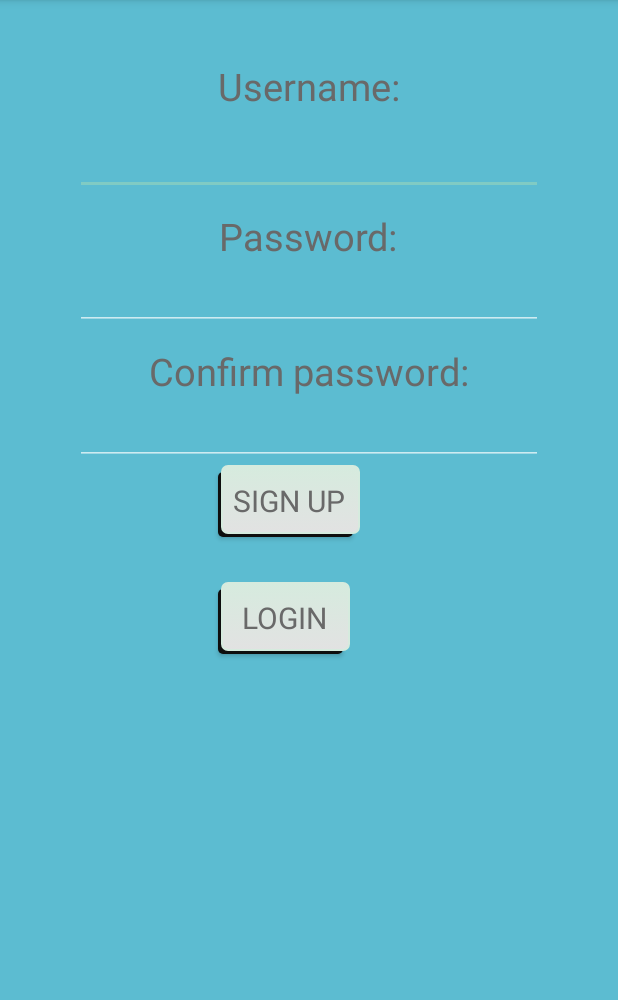
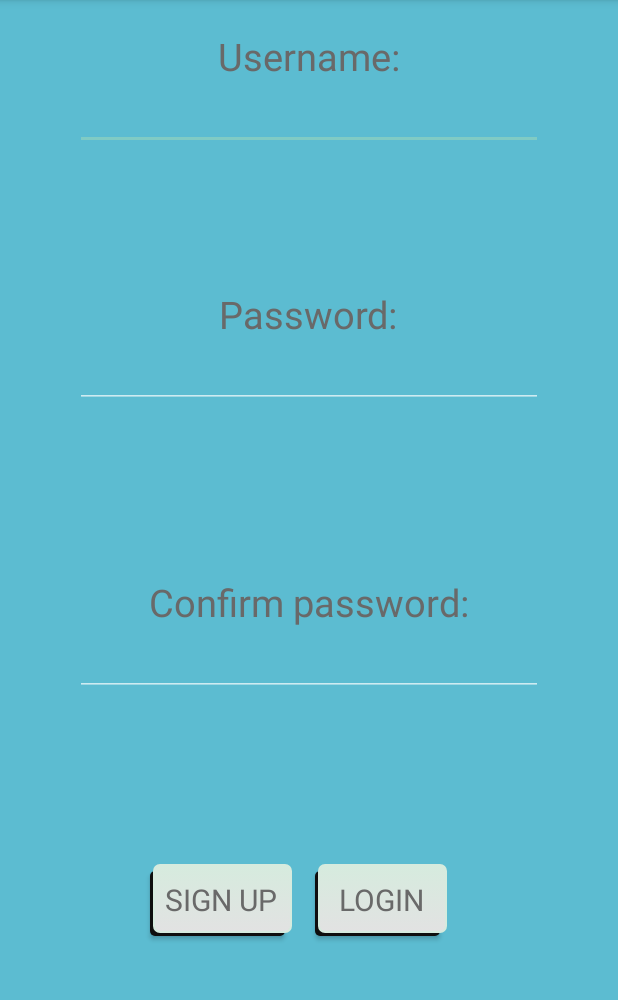
Before and after one commit to speaknomadic/Cephalopod-for-Android, an Android app: the screen it shows after launch (SignUpActivity), on a phone screen of 412 x 824 dp, the part 84-1084 px from its top. Run offline under Robolectric (Android 15) with nearby library versions, the phone set to English and light mode, and no system bars.

Commit message:
xml stuff

```diff
--- a/CephalopodforAndroid/build.gradle
+++ b/CephalopodforAndroid/build.gradle
@@ -1,5 +1,4 @@
 apply plugin: 'com.android.application'
-
 android {
     compileSdkVersion 25
     buildToolsVersion "25.0.2"
@@ -17,3 +16,7 @@ android {
         }
     }
 }
+
+dependencies {
+    compile 'com.android.support:appcompat-v7:25.2.0'
+}
--- a/CephalopodforAndroid/src/main/java/cephalopod/board/game/SignUpActivity.java
+++ b/CephalopodforAndroid/src/main/java/cephalopod/board/game/SignUpActivity.java
@@ -30,19 +30,19 @@ public class SignUpActivity extends AppCompatActivity {
         setContentView(R.layout.activity_sign_up);
 
         dbhelper = new DbAdapter(this);
-        usernameInsert = (EditText)findViewById(R.id.username_insert);
-        passInsert = (EditText)findViewById(R.id.password_insert);
-        confirmPassInsert = (EditText)findViewById(R.id.confirmpass_insert);
-        signUp = (Button)findViewById(R.id.registration_button);
-        logIn = (Button)findViewById(R.id.loggin_button) ;
+        usernameInsert = (EditText)findViewById(R.id.signupusername_insert);
+        passInsert = (EditText)findViewById(R.id.signuppassword_insert);
+        confirmPassInsert = (EditText)findViewById(R.id.signupconfirmpass_insert);
+        signUp = (Button)findViewById(R.id.signupregistration_button);
+        logIn = (Button)findViewById(R.id.signuploggin_button) ;
         View.OnClickListener listener = new View.OnClickListener() {
             @Override
             public void onClick(View v) {
                 switch (v.getId()){
-                    case R.id.registration_button:
+                    case R.id.signupregistration_button:
                         addUser();
                         break;
-                    case R.id.loggin_button:
+                    case R.id.signuploggin_button:
                         startActivity(new Intent(SignUpActivity.this,LoginActivity.class));
                         break;
                     default:
--- a/CephalopodforAndroid/src/main/res/layout/activity_game.xml
+++ b/CephalopodforAndroid/src/main/res/layout/activity_game.xml
@@ -1,7 +1,7 @@
 <RelativeLayout xmlns:android="http://schemas.android.com/apk/res/android"
     android:layout_width="match_parent"
     android:layout_height="match_parent"
-    android:background="#5b655b">
+    android:background="@color/blue">
 
     <ImageView
         android:id="@+id/cell00"
--- a/CephalopodforAndroid/src/main/res/layout/activity_sign_up.xml
+++ b/CephalopodforAndroid/src/main/res/layout/activity_sign_up.xml
@@ -8,12 +8,17 @@
     android:background="@color/blue"
     tools:context="cephalopod.board.game.SignUpActivity">
 
+   <LinearLayout
+       android:layout_width="match_parent"
+       android:layout_height="0dp"
+       android:layout_weight="1"
+       android:orientation="vertical">
        <TextView
            android:layout_width="wrap_content"
            android:layout_height="wrap_content"
            android:text="Username:"
            android:layout_gravity="center_horizontal"
-        android:layout_margin="20dp"
+           android:layout_marginTop="0dp"
            android:textSize="25sp"
            android:padding="20dp"
            android:textColor="@color/darkGrey"
@@ -22,14 +27,19 @@
        <EditText
            android:layout_width="match_parent"
            android:layout_height="wrap_content"
-        android:layout_marginTop="-30dp"
+           android:layout_marginTop="-20dp"
            android:layout_marginLeft="50dp"
            android:layout_marginRight="50dp"
            android:layout_marginBottom="10dp"
-        android:singleLine="true"
            android:textColorHint="@color/darkGrey"
-        android:id="@+id/username_insert" />
+           android:id="@+id/signupusername_insert" />
+   </LinearLayout>
 
+    <LinearLayout
+        android:layout_width="match_parent"
+        android:layout_height="0dp"
+        android:layout_weight="1"
+        android:orientation="vertical">
         <TextView
             android:layout_width="wrap_content"
             android:layout_height="wrap_content"
@@ -51,8 +61,14 @@
             android:maxLength="20"
             android:singleLine="true"
             android:textColorHint="@color/darkGrey"
-        android:id="@+id/password_insert" />
+            android:id="@+id/signuppassword_insert" />
+    </LinearLayout>
 
+    <LinearLayout
+        android:layout_width="match_parent"
+        android:layout_height="0dp"
+        android:layout_weight="1"
+        android:orientation="vertical">
         <TextView
             android:layout_width="wrap_content"
             android:layout_height="wrap_content"
@@ -73,15 +89,21 @@
             android:inputType="textPassword"
             android:maxLength="20"
             android:textColorHint="@color/darkGrey"
-        android:id="@+id/confirmpass_insert" />
+            android:id="@+id/signupconfirmpass_insert" />
+    </LinearLayout>
 
+    <LinearLayout
+        android:layout_width="match_parent"
+        android:layout_height="0dp"
+        android:orientation="horizontal"
+        android:layout_weight="1">
         <Button
-        android:id="@+id/registration_button"
+            android:id="@+id/signupregistration_button"
             android:layout_width="wrap_content"
             android:layout_height="wrap_content"
             android:text="Sign up"
-        android:layout_marginTop="-10dp"
-        android:layout_marginLeft="145dp"
+            android:layout_marginTop="0dp"
+            android:layout_marginLeft="100dp"
             android:textColor="@color/darkGrey"
             android:fontFamily="@string/app_name"
             android:textSize="20sp"
@@ -93,12 +115,12 @@
 
             />
         <Button
-        android:id="@+id/loggin_button"
+            android:id="@+id/signuploggin_button"
             android:layout_width="wrap_content"
             android:layout_height="wrap_content"
             android:text="LOGIN"
-        android:layout_marginTop="30dp"
-        android:layout_marginLeft="145dp"
+            android:layout_marginTop="0dp"
+            android:layout_marginLeft="15dp"
             android:textColor="@color/darkGrey"
             android:fontFamily="@string/app_name"
             android:textSize="20sp"
@@ -110,3 +132,4 @@
 
             />
     </LinearLayout>
+</LinearLayout>
```
Also changed, not shown: CephalopodforAndroid/src/main/res/layout/activity_login.xml (+45 -18 lines), 1 other file. Lines whose indentation alone changed are shown as unchanged.
